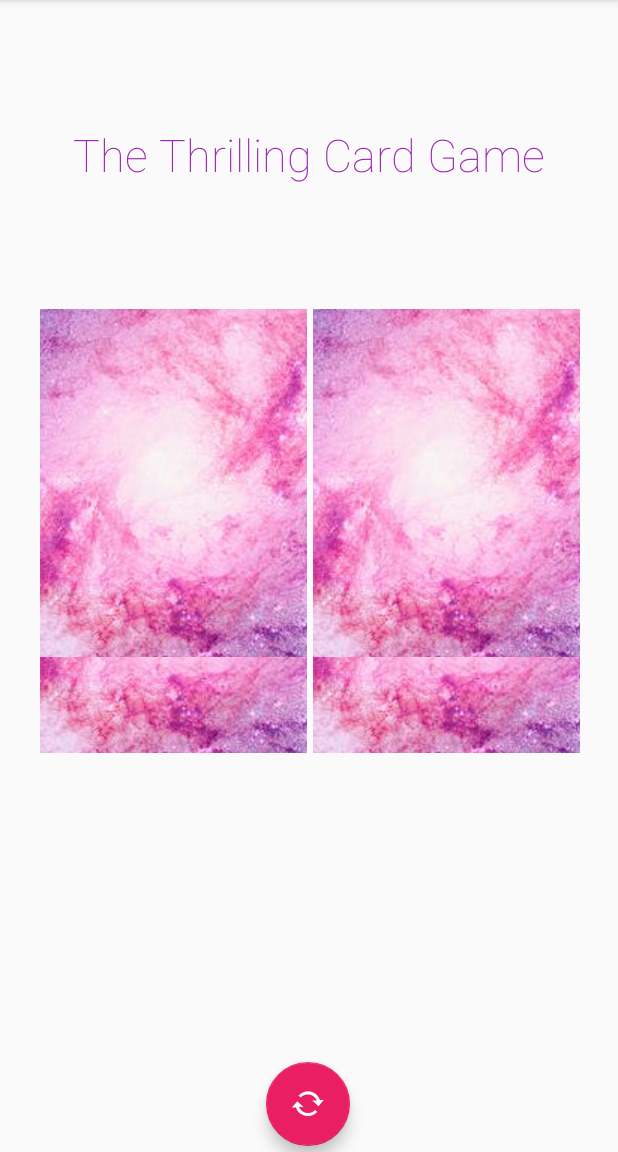
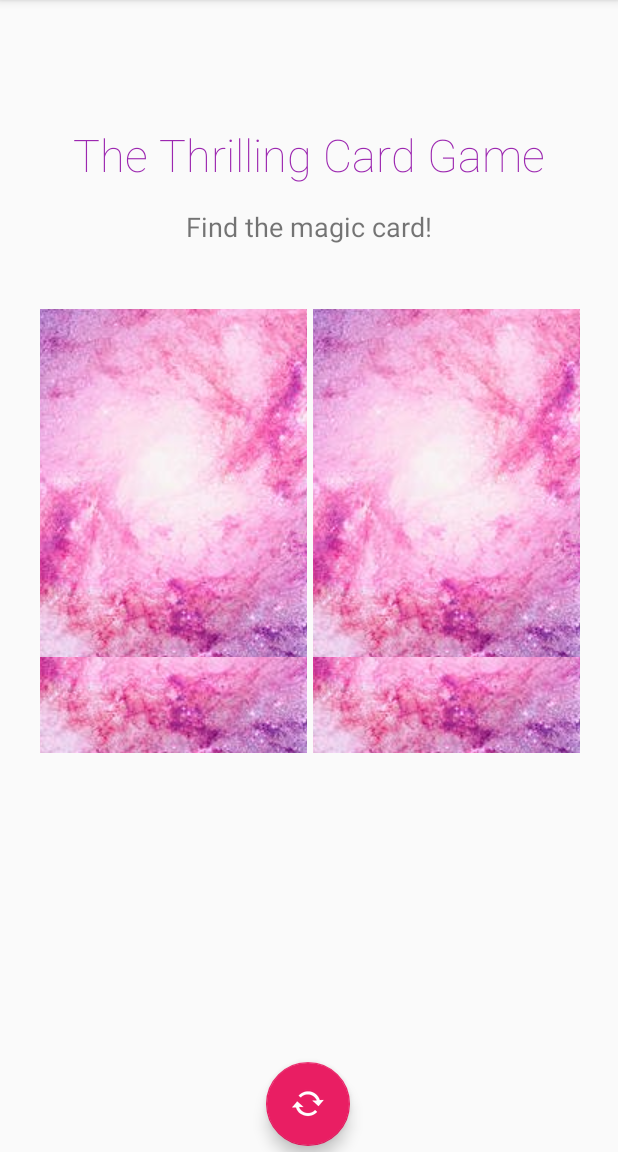
Before and after one commit to maijuriina/Android-Java-Course, an Android app: the GameActivity screen opened directly, with no data from a screen before it, after a tap on an icon or button, on a phone screen of 412 x 824 dp, the part 84-1236 px from its top. Run offline under Robolectric (Android 15) with nearby library versions, the phone set to English and light mode, and no system bars.

Commit message:
Animations now fire when a right or wrong card is turned. Wrong cards stay invisible after reshuffle. Gameguide added.

```diff
--- a/TestApplication/app/src/main/java/com/example/testapplication/GameActivity.java
+++ b/TestApplication/app/src/main/java/com/example/testapplication/GameActivity.java
@@ -5,6 +5,8 @@ import android.os.Bundle;
 import android.util.Log;
 import android.util.SparseIntArray;
 import android.view.View;
+import android.view.animation.Animation;
+import android.view.animation.AnimationUtils;
 import android.widget.Button;
 import android.widget.ImageButton;
 
@@ -19,6 +21,7 @@ import java.util.Random;
 public class GameActivity extends AppCompatActivity implements View.OnClickListener {
     ImageButton[] cardButtons = new ImageButton[4]; // introduce array for imagebuttons
     int[] shuffledCards;
+    ImageButton imageButton;
 
     FloatingActionButton floatingShuffle; // shuffle again button introduction
 
@@ -43,39 +46,53 @@ public class GameActivity extends AppCompatActivity implements View.OnClickListe
 
     @Override
     public void onClick(View v) {
+        Animation flipAnimation = AnimationUtils.loadAnimation(getApplicationContext(), R.anim.flipanimation);
+        Animation fadeAnimationWrong = AnimationUtils.loadAnimation(getApplicationContext(), R.anim.fadeanimationend);
         switch (v.getId()) {
             case R.id.imageButton0:
+                imageButton = findViewById(R.id.imageButton0);
                 Log.e("test", "Button 1 has been clicked!");
                 System.out.println(Arrays.toString(shuffledCards));
                 if(shuffledCards[0] == 0) {
+                    imageButton.startAnimation(flipAnimation);
                     Log.e("TOIMISAATANA", "Oikein!");
                     shuffledCards = newShuffle();}
                 else {
-                    Log.e("TOIMISAATANA", "Väärin!"); }
+                    Log.e("TOIMISAATANA", "Väärin!");
+                    imageButton.startAnimation(fadeAnimationWrong);}
                 break;
             case R.id.imageButton1:
+                imageButton = findViewById(R.id.imageButton1);
                 Log.e("test", "Button 2 has been clicked!");
                 if(shuffledCards[1] == 0) {
+                    imageButton.startAnimation(flipAnimation);
                     Log.e("TOIMISAATANA", "Oikein!");
                     shuffledCards = newShuffle();}
                 else {
-                    Log.e("TOIMISAATANA", "Väärin!"); }
+                    Log.e("TOIMISAATANA", "Väärin!");
+                    imageButton.startAnimation(fadeAnimationWrong);}
                 break;
             case R.id.imageButton2:
+                imageButton = findViewById(R.id.imageButton2);
                 Log.e("test", "Button 3 has been clicked!");
                 if(shuffledCards[2] == 0) {
+                    imageButton.startAnimation(flipAnimation);
                     Log.e("TOIMISAATANA", "Oikein!");
                     shuffledCards = newShuffle();}
                 else {
-                    Log.e("TOIMISAATANA", "Väärin!"); }
+                    Log.e("TOIMISAATANA", "Väärin!");
+                    imageButton.startAnimation(fadeAnimationWrong);}
                 break;
             case R.id.imageButton3:
+                imageButton = findViewById(R.id.imageButton3);
                 Log.e("test", "Button 4 has been clicked!");
                 if(shuffledCards[3] == 0) {
+                    imageButton.startAnimation(flipAnimation);
                     Log.e("TOIMISAATANA", "Oikein!");
                     shuffledCards = newShuffle();}
                 else {
-                    Log.e("TOIMISAATANA", "Väärin!"); }
+                    Log.e("TOIMISAATANA", "Väärin!");
+                    imageButton.startAnimation(fadeAnimationWrong);}
                 break;
             case R.id.floatingShuffle:
                 Log.e("test", "Shuffle button has been clicked!");
--- /dev/null
+++ b/TestApplication/app/src/main/res/anim/fadeanimationend.xml
@@ -0,0 +1,10 @@
+<?xml version="1.0" encoding="utf-8"?>
+<set xmlns:android="http://schemas.android.com/apk/res/android"
+        android:fillAfter="true" >
+        <alpha
+            android:duration="1000"
+            android:fromAlpha="1.0"
+            android:interpolator="@android:anim/accelerate_interpolator"
+            android:toAlpha="0.0" />
+
+</set>
--- /dev/null
+++ b/TestApplication/app/src/main/res/anim/flipanimation.xml
@@ -0,0 +1,9 @@
+<?xml version="1.0" encoding="utf-8"?>
+<scale xmlns:android="http://schemas.android.com/apk/res/android"
+    android:interpolator="@android:anim/accelerate_decelerate_interpolator"
+    android:duration="300"
+    android:fillAfter="true"
+    android:fromXScale="0.0"
+    android:fromYScale="1.0"
+    android:toXScale="1.0"
+    android:toYScale="1.0" />
--- a/TestApplication/app/src/main/res/layout/activity_game.xml
+++ b/TestApplication/app/src/main/res/layout/activity_game.xml
@@ -106,4 +106,16 @@
         app:layout_constraintStart_toStartOf="parent"
         app:srcCompat="@android:drawable/stat_notify_sync" />
 
+    <TextView
+        android:id="@+id/textView3"
+        android:layout_width="wrap_content"
+        android:layout_height="wrap_content"
+        android:layout_marginTop="15dp"
+        android:text="@string/game_guide"
+        android:textSize="18sp"
+        app:layout_constraintEnd_toEndOf="parent"
+        app:layout_constraintHorizontal_bias="0.5"
+        app:layout_constraintStart_toStartOf="parent"
+        app:layout_constraintTop_toBottomOf="@+id/textView2" />
+
 </androidx.constraintlayout.widget.ConstraintLayout>
--- a/TestApplication/app/src/main/res/values/strings.xml
+++ b/TestApplication/app/src/main/res/values/strings.xml
@@ -6,4 +6,5 @@
     <string name="hello_world">Hello World!</string>
     <string name="image_description">Image of a purple-hued galaxy</string>
     <string name="game_name">The Thrilling Card Game</string>
+    <string name="game_guide">Find the magic card!</string>
 </resources>
```
Also changed, not shown: 1 other file.
